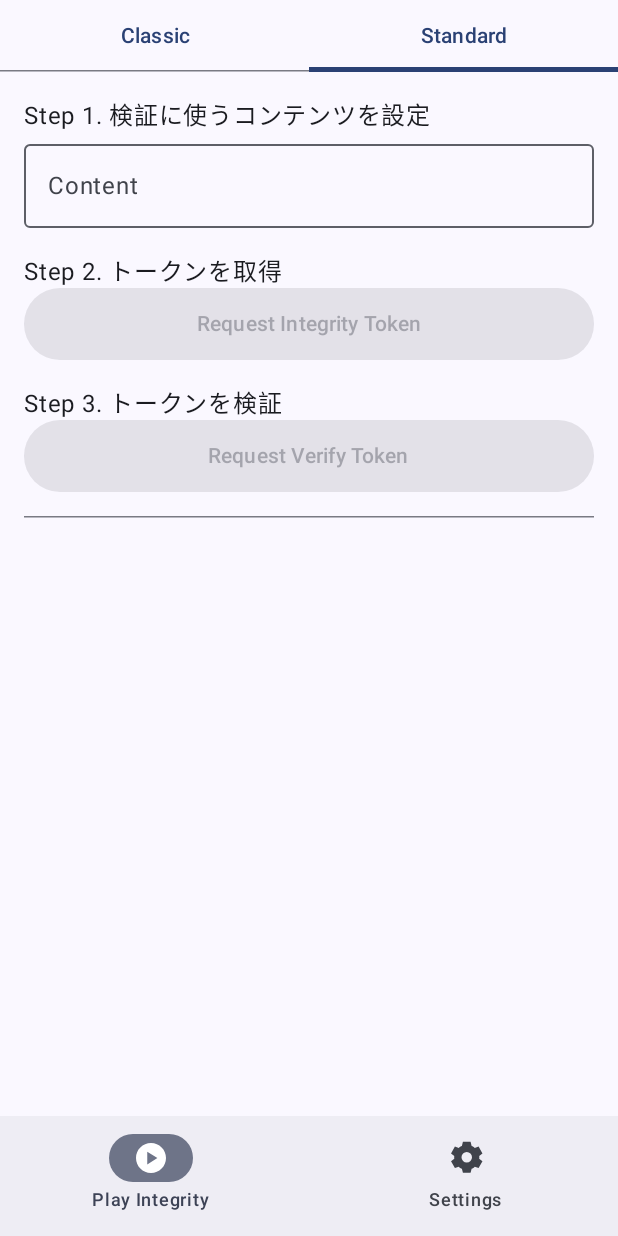
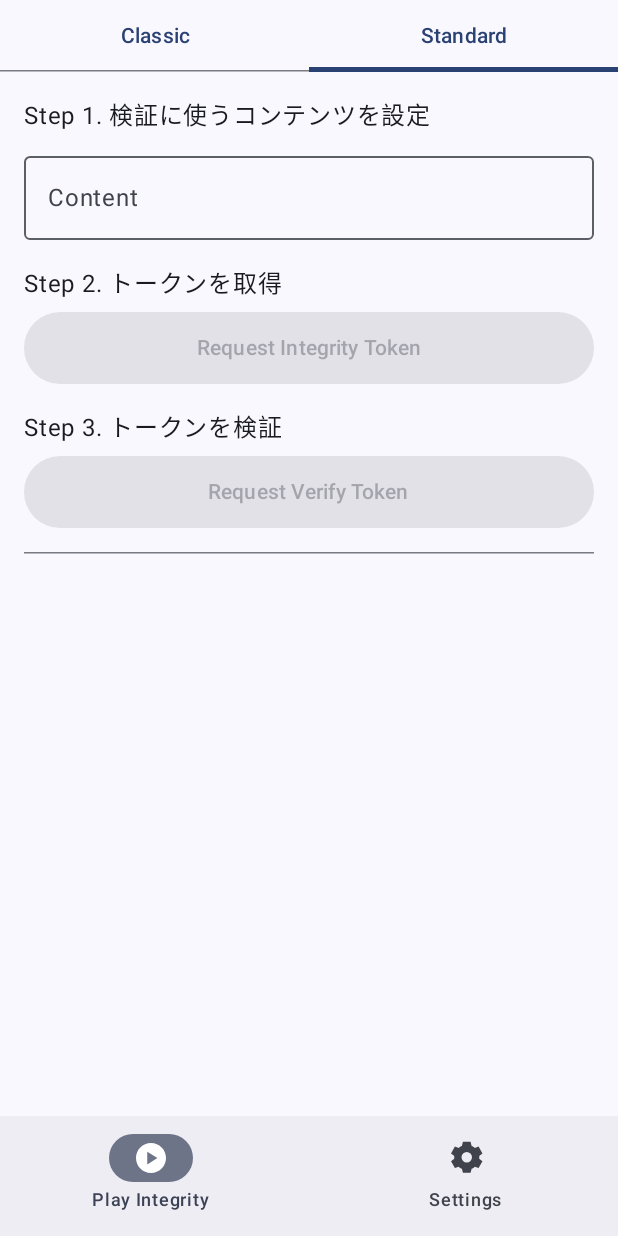
Before and after one commit to keiji/android-device-integrity, an Android app built with Jetpack Compose: the PlayIntegrityScreen screen opened through its navigation route, tab 2 chosen, on a phone screen of 412 x 824 dp. Run offline under Robolectric (Android 15) with nearby library versions, the phone set to English and light mode, and no system bars; our stand-ins replace Dagger/Hilt's generated code, Timber.

Commit message:
Adjust Play Integrity UI and fix button state bugs
- Adjust padding between Step labels and buttons in Classic and Standard Play Integrity screens.
- Classic: Disable Fetch Nonce button during loading states.
- Classic: Clear previous verification results when Fetch Nonce or Request Integrity Token is pressed.
- Standard: Fix bug where Request Integrity Token button remained disabled after a server error during token fetch.

```diff
--- a/android/ui/main/src/main/java/dev/keiji/deviceintegrity/ui/main/playintegrity/ClassicPlayIntegrityContent.kt
+++ b/android/ui/main/src/main/java/dev/keiji/deviceintegrity/ui/main/playintegrity/ClassicPlayIntegrityContent.kt
@@ -19,6 +19,7 @@ import androidx.compose.ui.Modifier
 import androidx.compose.ui.tooling.preview.Preview
 import androidx.compose.ui.unit.dp
 import dev.keiji.deviceintegrity.ui.theme.ButtonHeight
+import dev.keiji.deviceintegrity.ui.main.playintegrity.PlayIntegrityProgressConstants
 
 @Composable
 fun ClassicPlayIntegrityContent(
@@ -40,9 +41,10 @@ fun ClassicPlayIntegrityContent(
         verticalArrangement = Arrangement.Top
     ) {
         Text(text = "Step 1. サーバーからNonceを取得")
+        Spacer(modifier = Modifier.height(8.dp))
         Button(
             onClick = { onFetchNonce() },
-            enabled = true,
+            enabled = uiState.progressValue == PlayIntegrityProgressConstants.NO_PROGRESS,
             modifier = Modifier
                 .fillMaxWidth()
                 .height(ButtonHeight)
@@ -56,6 +58,7 @@ fun ClassicPlayIntegrityContent(
         Spacer(modifier = Modifier.height(16.dp))
 
         Text(text = "Step 2. トークンを取得")
+        Spacer(modifier = Modifier.height(8.dp))
         Button(
             onClick = { onRequestToken() },
             enabled = uiState.isRequestTokenButtonEnabled,
@@ -69,6 +72,7 @@ fun ClassicPlayIntegrityContent(
         Spacer(modifier = Modifier.height(16.dp))
 
         Text(text = "Step 3. トークンを検証")
+        Spacer(modifier = Modifier.height(8.dp))
         Button(
             onClick = { onRequestVerify() },
             enabled = uiState.isVerifyTokenButtonEnabled,
--- a/android/ui/main/src/main/java/dev/keiji/deviceintegrity/ui/main/playintegrity/StandardPlayIntegrityContent.kt
+++ b/android/ui/main/src/main/java/dev/keiji/deviceintegrity/ui/main/playintegrity/StandardPlayIntegrityContent.kt
@@ -41,6 +41,7 @@ fun StandardPlayIntegrityContent(
         verticalArrangement = Arrangement.Top
     ) {
         Text(text = "Step 1. 検証に使うコンテンツを設定")
+        Spacer(modifier = Modifier.height(8.dp))
         OutlinedTextField(
             value = uiState.contentBinding,
             onValueChange = { onContentBindingChange(it) },
@@ -53,6 +54,7 @@ fun StandardPlayIntegrityContent(
         Spacer(modifier = Modifier.height(16.dp))
 
         Text(text = "Step 2. トークンを取得")
+        Spacer(modifier = Modifier.height(8.dp))
         Button(
             onClick = { onRequestToken() },
             enabled = uiState.isRequestTokenButtonEnabled,
@@ -71,6 +73,7 @@ fun StandardPlayIntegrityContent(
         Spacer(modifier = Modifier.height(16.dp))
 
         Text(text = "Step 3. トークンを検証")
+        Spacer(modifier = Modifier.height(8.dp))
         Button(
             onClick = { onRequestVerify() },
             enabled = uiState.isVerifyTokenButtonEnabled,
--- a/android/ui/main/src/main/java/dev/keiji/deviceintegrity/ui/main/playintegrity/StandardPlayIntegrityUiState.kt
+++ b/android/ui/main/src/main/java/dev/keiji/deviceintegrity/ui/main/playintegrity/StandardPlayIntegrityUiState.kt
@@ -24,7 +24,7 @@ data class StandardPlayIntegrityUiState(
         get() = requestHashValue.isNotEmpty()
 
     val isRequestTokenButtonEnabled: Boolean
-        get() = !isLoading && contentBinding.isNotEmpty() && errorMessages.isEmpty()
+        get() = !isLoading && contentBinding.isNotEmpty()
 
     val isVerifyTokenButtonEnabled: Boolean
         get() = !isLoading && integrityToken.isNotEmpty()
--- a/android/ui/main/src/main/java/dev/keiji/deviceintegrity/ui/main/playintegrity/StandardPlayIntegrityViewModel.kt
+++ b/android/ui/main/src/main/java/dev/keiji/deviceintegrity/ui/main/playintegrity/StandardPlayIntegrityViewModel.kt
@@ -82,7 +82,11 @@ class StandardPlayIntegrityViewModel @Inject constructor(
             it.copy(
                 progressValue = PlayIntegrityProgressConstants.INDETERMINATE_PROGRESS,
                 status = "Fetching token...",
-                requestHashValue = "" // Reset before attempting to fetch
+                requestHashValue = "", // Reset before attempting to fetch
+                errorMessages = emptyList(), // Clear previous errors
+                playIntegrityResponse = null, // Clear previous response
+                deviceInfo = null,
+                securityInfo = null
             )
         }
         viewModelScope.launch {
```
Also changed, not shown: android/ui/main/src/main/java/dev/keiji/deviceintegrity/ui/main/playintegrity/ClassicPlayIntegrityViewModel.kt (+8 -2 lines).
